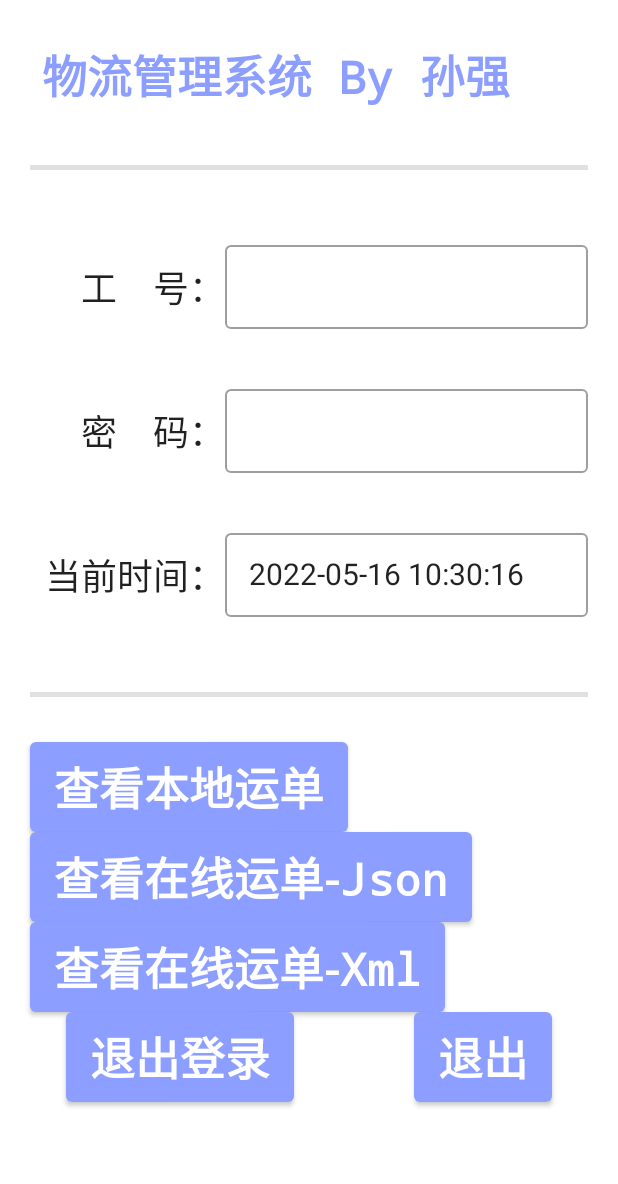
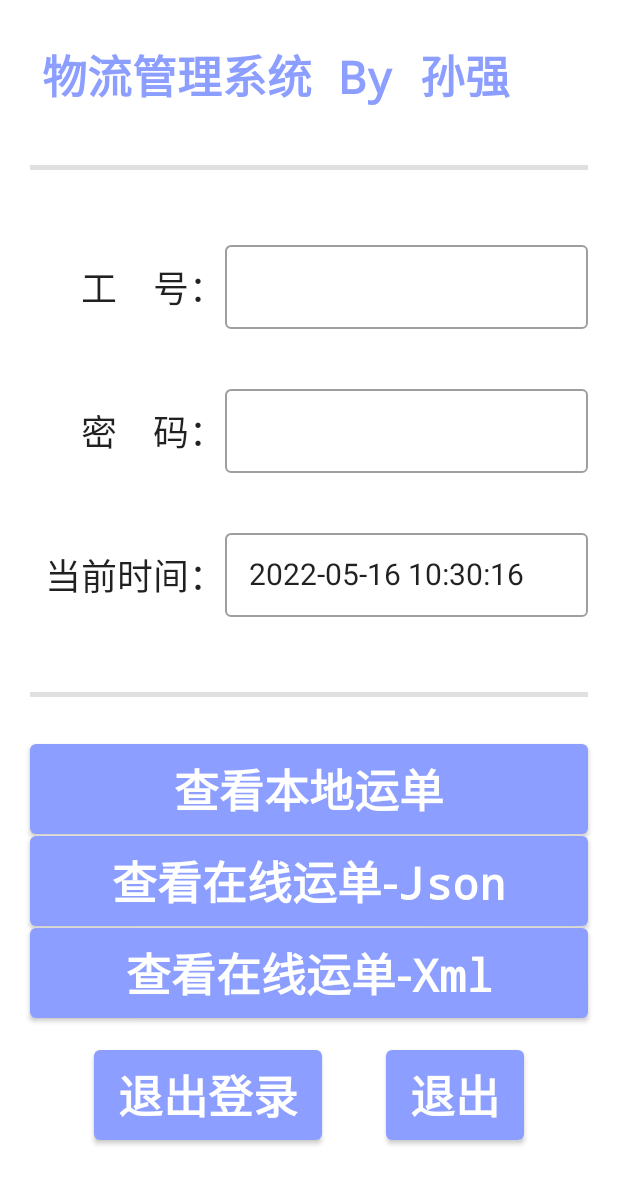
Before and after one commit to jyjdal/LogisticsManagement, an Android app built with Jetpack Compose: the composable ManageActivity called with empty values, on a phone screen of 412 x 824 dp. Shown: the top 1184 px of the screen. Run offline under Robolectric (Android 15) with nearby library versions, the phone set to English and light mode, and no system bars; our stand-ins replace accompanist; 1 statement that could not run was skipped.

Commit message:
refactor(UI): 调整界面
修改UI控件大小及布局

```diff
--- a/app/src/main/java/com/example/logisticsmanagement/activity/ManageActivity.kt
+++ b/app/src/main/java/com/example/logisticsmanagement/activity/ManageActivity.kt
@@ -55,21 +55,36 @@ fun ManageActivity(navController: NavController, jobNumber: String, password: St
         }
         ContentDivider()
 
-        Column(modifier = Modifier.fillMaxWidth(1F)) {
-            Button(onClick = { /*TODO*/ }) {
+        Column(
+            modifier = Modifier
+                .fillMaxWidth(1F)
+                .fillMaxHeight(0.6F),
+            verticalArrangement = Arrangement.SpaceEvenly
+        ) {
+            Button(
+                modifier = Modifier.fillMaxWidth(),
+                onClick = { /*TODO*/ }) {
                 Text(text = "查看本地运单")
             }
-            Button(onClick = { navController.navigate("${ROUTE_ONLINE_WAYBILL}/${WAYBILL_TYPE_JSON}") }) {
+            Button(
+                modifier = Modifier.fillMaxWidth(),
+                onClick = { navController.navigate("${ROUTE_ONLINE_WAYBILL}/${WAYBILL_TYPE_JSON}") }) {
                 Text(text = "查看在线运单-Json")
             }
-            Button(onClick = { navController.navigate("${ROUTE_ONLINE_WAYBILL}/${WAYBILL_TYPE_XML}") }) {
+            Button(
+                modifier = Modifier.fillMaxWidth(),
+                onClick = { navController.navigate("${ROUTE_ONLINE_WAYBILL}/${WAYBILL_TYPE_XML}") }) {
                 Text(text = "查看在线运单-Xml")
             }
         }
 
-        Row {
+        Row(
+            modifier = Modifier
+                .fillMaxWidth()
+                .padding(0.dp, 20.dp),
+            horizontalArrangement = Arrangement.SpaceEvenly
+        ) {
             Button(onClick = { navController.popBackStack() }) { Text(text = "退出登录") }
-            Spacer(modifier = Modifier.width(80.dp))
             Button(onClick = { exitProcess(0) }) { Text(text = "退出") }
         }
     }
```
